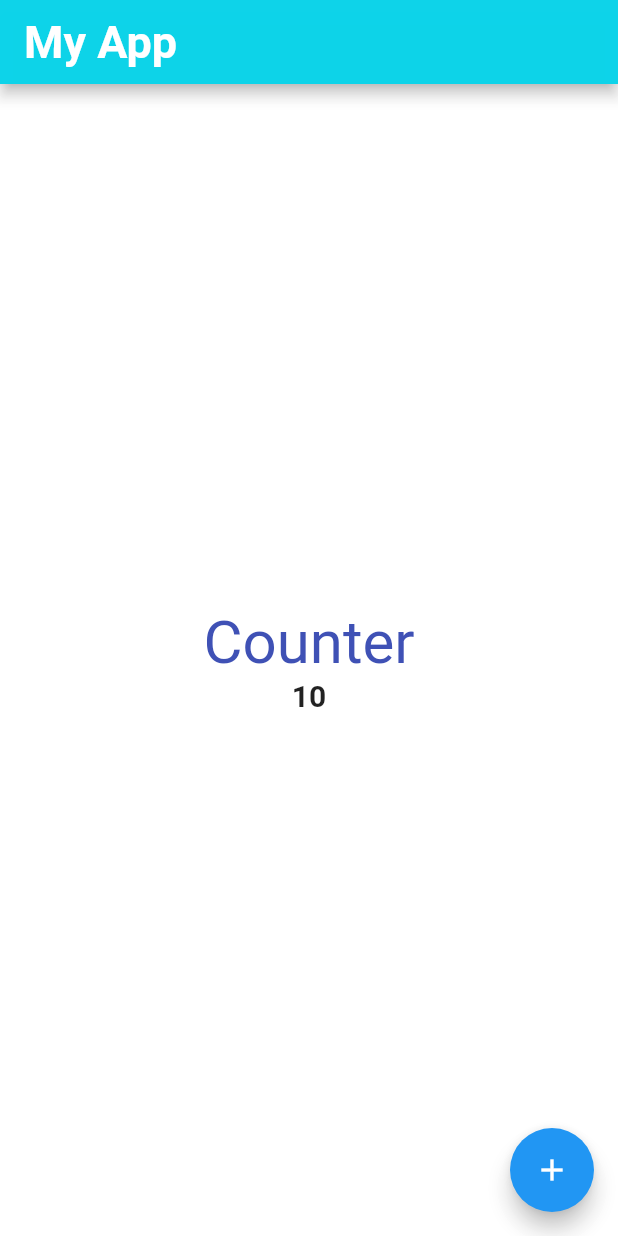
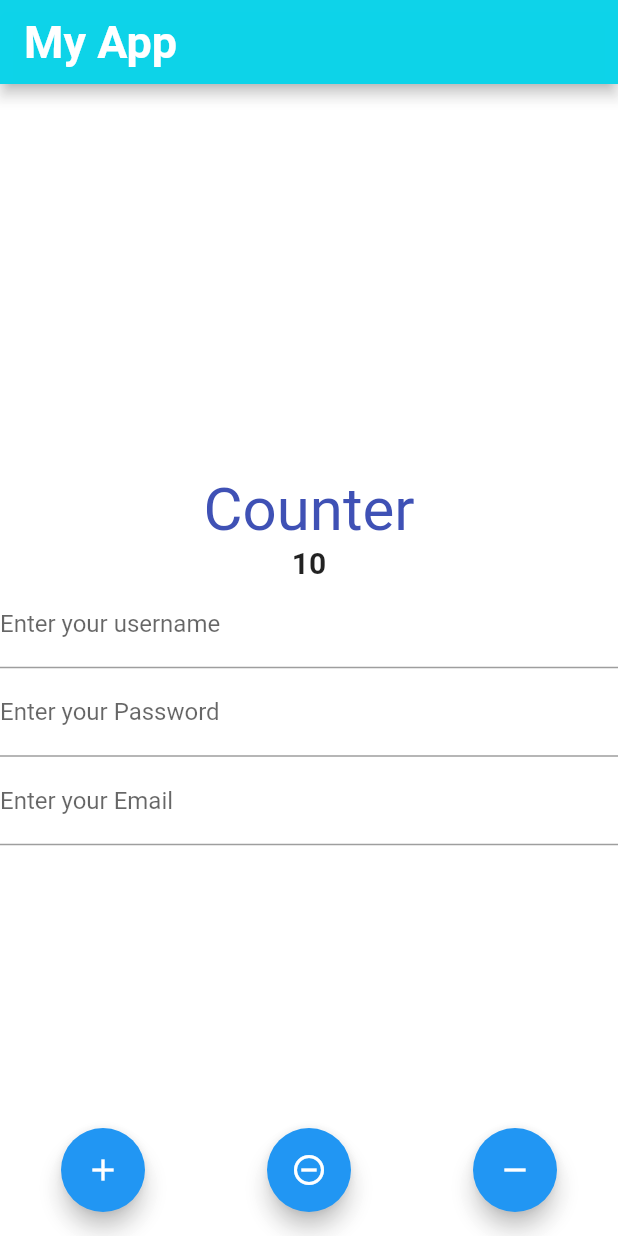
Before and after one commit to DanithBabilonia98/Mobile-Projects, a Flutter app: the screen it shows after launch, on a phone screen of 412 x 824 dp. Run offline on Flutter 3.47's test engine with Material 2 defaults, Android fonts, the phone set to English and light mode, and no system bars.

```diff
--- a/lib/views/count_screen.dart
+++ b/lib/views/count_screen.dart
@@ -9,6 +9,23 @@ class CounterScreen extends StatefulWidget {
 
 class _CounterScreenState extends State<CounterScreen> {
   int counter = 10;
+
+  void increment() {
+    setState(() {
+      counter++;
+    });
+  }
+
+  void decrement() {
+    counter--;
+    setState(() {});
+  }
+
+  void reset() {
+    counter = 0;
+    setState(() {});
+  }
+
   @override
   Widget build(BuildContext context) {
     const sizeText = TextStyle(fontSize: 20, fontWeight: FontWeight.bold);
@@ -30,18 +47,23 @@ class _CounterScreenState extends State<CounterScreen> {
             const Text('Counter',
                 style: TextStyle(fontSize: 40, color: Colors.indigo)),
             Text('$counter', style: sizeText),
+            TextFormField(
+              decoration:
+                  const InputDecoration(labelText: 'Enter your username'),
+            ),
+            TextFormField(
+              decoration:
+                  const InputDecoration(labelText: 'Enter your Password'),
+            ),
+            TextFormField(
+              decoration: const InputDecoration(labelText: 'Enter your Email'),
+            ),
           ],
         ),
       ),
-      floatingActionButton: FloatingActionButton(
-        onPressed: () {
-          setState(() {
-            counter += 2;
-          });
-          showMessage();
-        },
-        child: const Icon(Icons.add),
-      ),
+      floatingActionButtonLocation: FloatingActionButtonLocation.centerFloat,
+      floatingActionButton:
+          GroupButton(increment: increment, decrease: decrement, reset: reset),
     );
   }
 
@@ -49,3 +71,37 @@ class _CounterScreenState extends State<CounterScreen> {
     print("Hello, It's me");
   }
 }
+
+class GroupButton extends StatelessWidget {
+  final Function increment;
+  final Function decrease;
+  final Function reset;
+  const GroupButton({
+    Key? key,
+    required this.increment,
+    required this.decrease,
+    required this.reset,
+  }) : super(key: key);
+
+  @override
+  Widget build(BuildContext context) {
+    return Row(children: <Widget>[
+      Expanded(
+          child: FloatingActionButton(
+              child: const Icon(Icons.add),
+              onPressed: () {
+                increment();
+              })),
+      Expanded(
+          child: FloatingActionButton(
+              child: const Icon(Icons.remove_circle_outline_sharp),
+              onPressed: () => reset())),
+      Expanded(
+          child: FloatingActionButton(
+              child: const Icon(Icons.remove),
+              onPressed: () {
+                decrease();
+              })),
+    ]);
+  }
+}
--- /dev/null
+++ b/lib/views/image_background.dart
@@ -0,0 +1,30 @@
+import 'package:flutter/material.dart';
+
+class CounterScreen extends StatefulWidget {
+  const CounterScreen({Key? key}) : super(key: key);
+
+  @override
+  State<CounterScreen> createState() => _CounterScreenState();
+}
+
+class _CounterScreenState extends State<CounterScreen> {
+  int counter = 10;
+  @override
+  Widget build(BuildContext context) {
+    const sizeText = TextStyle(fontSize: 20, fontWeight: FontWeight.bold);
+
+    return Scaffold(
+      backgroundColor: const Color.fromARGB(230, 255, 255, 255),
+      appBar: AppBar(
+        backgroundColor: const Color.fromARGB(253, 12, 211, 233),
+        title: const Text('My App',
+            style: TextStyle(
+                fontSize: 30,
+                color: Colors.white,
+                fontWeight: FontWeight.bold)),
+      ),
+      body: Image.network(
+          'https://www.xtrafondos.com/wallpapers/resized/rayo-durante-tormenta-en-las-montanas-10012.jpg?s=large'),
+    );
+  }
+}
```
Also changed, not shown: lib/views/change_color.dart (+0 -29 lines).
